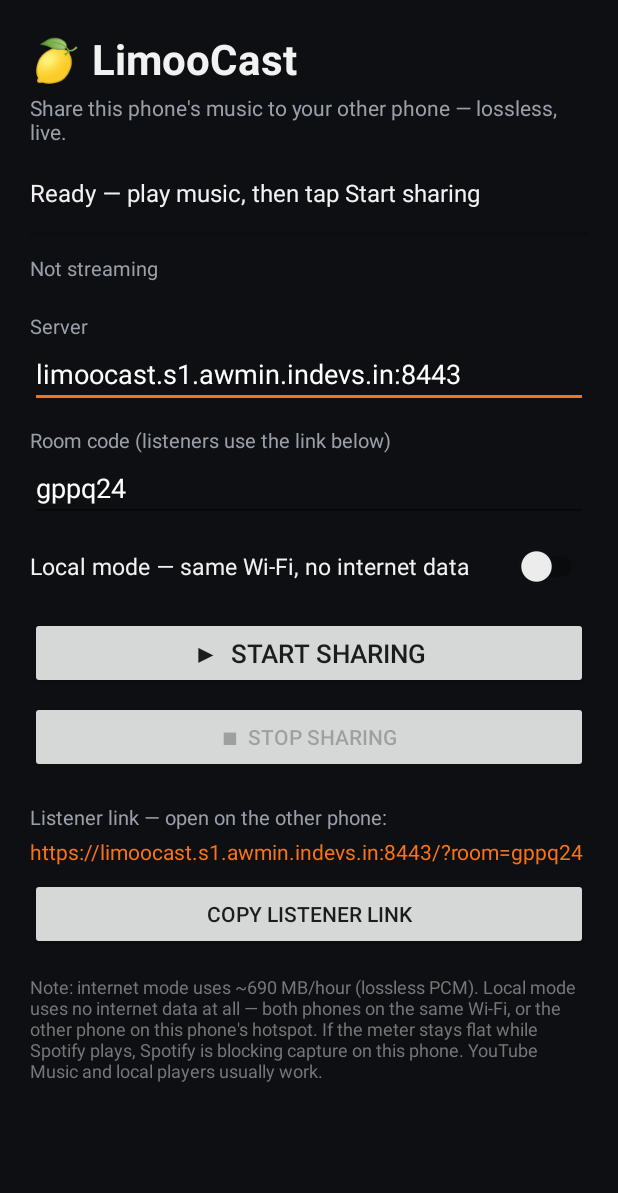
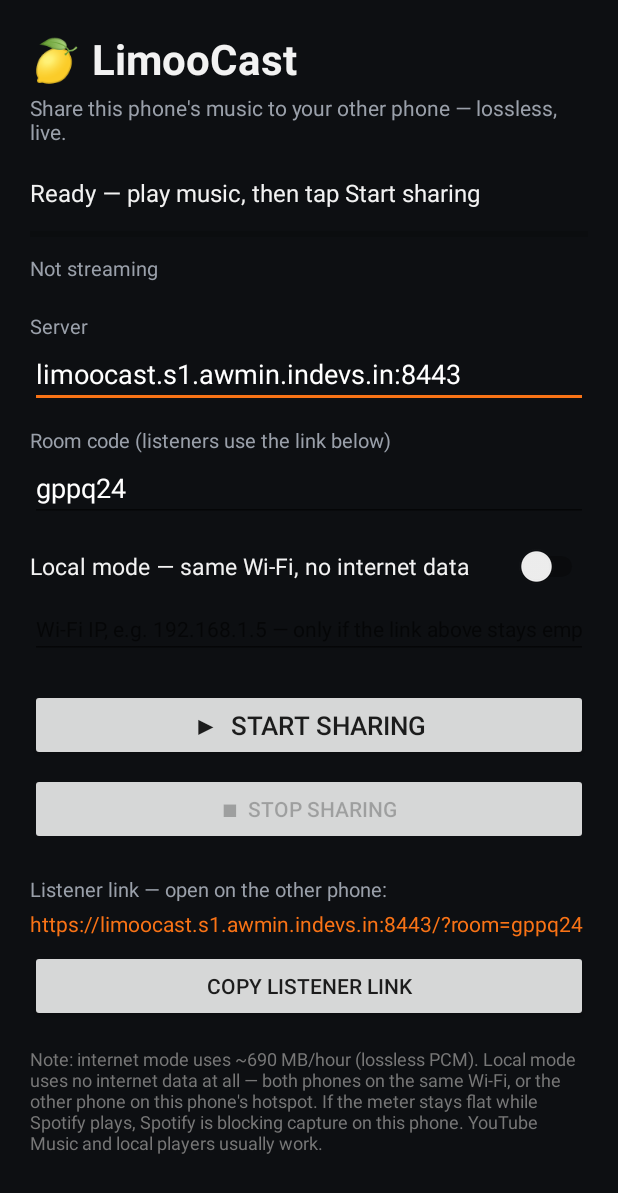
Before and after one commit to TheLimoo/LimooCast, an Android app: the screen it shows after launch (MainActivity), after a tap on "COPY LISTENER LINK", on a phone screen of 412 x 824 dp. Shown: the top 1193 px of the screen. Run offline under Robolectric (Android 15) with nearby library versions, the phone set to English and light mode, and no system bars.

Commit message:
LimooCast v1.1.1: fix local link (4-way IP detection + live refresh + manual IP + copy guard), stable debug keystore so updates install over, zero-data local audit

```diff
--- a/android/app/src/main/java/com/limoo/limoocast/MainActivity.kt
+++ b/android/app/src/main/java/com/limoo/limoocast/MainActivity.kt
@@ -6,6 +6,7 @@ import android.content.Context
 import android.content.Intent
 import android.content.pm.PackageManager
 import android.media.projection.MediaProjectionManager
+import android.net.ConnectivityManager
 import android.net.Uri
 import android.net.wifi.WifiManager
 import android.os.Build
@@ -44,6 +45,7 @@ class MainActivity : AppCompatActivity() {
 
     private lateinit var serverInput: EditText
     private lateinit var roomInput: EditText
+    private lateinit var localIpInput: EditText
     private lateinit var localSwitch: Switch
     private lateinit var startBtn: Button
     private lateinit var stopBtn: Button
@@ -81,6 +83,7 @@ class MainActivity : AppCompatActivity() {
         setContentView(R.layout.activity_main)
         serverInput = findViewById(R.id.serverInput)
         roomInput = findViewById(R.id.roomInput)
+        localIpInput = findViewById(R.id.localIpInput)
         localSwitch = findViewById(R.id.localSwitch)
         startBtn = findViewById(R.id.startBtn)
         stopBtn = findViewById(R.id.stopBtn)
@@ -95,6 +98,11 @@ class MainActivity : AppCompatActivity() {
             prefs.edit().putString("room", it).apply()
         })
         localSwitch.isChecked = prefs.getBoolean("localMode", false)
+        localIpInput.setText(prefs.getString("localIpOverride", ""))
+        localIpInput.setOnFocusChangeListener { _, _ ->
+            prefs.edit().putString("localIpOverride", localIpInput.text.toString().trim()).apply()
+            updateLink()
+        }
         localSwitch.setOnCheckedChangeListener { _, _ ->
             prefs.edit().putBoolean("localMode", localSwitch.isChecked).apply()
             serverInput.isEnabled = !localSwitch.isChecked
@@ -108,8 +116,11 @@ class MainActivity : AppCompatActivity() {
         serverInput.setOnFocusChangeListener { _, _ -> updateLink() }
         roomInput.setOnFocusChangeListener { _, _ -> updateLink() }
         copyBtn.setOnClickListener {
-            updateLink()
-            val link = linkText.text.toString()
+            val link = currentListenerLink()
+            if (link == null) {
+                Toast.makeText(this, "No link yet — connect this phone to Wi-Fi (or its hotspot), or type its Wi-Fi IP below", Toast.LENGTH_LONG).show()
+                return@setOnClickListener
+            }
             val cm = getSystemService(Context.CLIPBOARD_SERVICE) as android.content.ClipboardManager
             cm.setPrimaryClip(android.content.ClipData.newPlainText("LimooCast link", link))
             Toast.makeText(this, "Listener link copied — open it on the other phone", Toast.LENGTH_LONG).show()
@@ -133,8 +144,15 @@ class MainActivity : AppCompatActivity() {
             startBtn.isEnabled = !running
             stopBtn.isEnabled = running
             levelBar.progress = (CastStats.level * 100).roundToInt()
+            // Re-resolve the local link continuously: joining Wi-Fi (or the
+            // hotspot starting) after opening the app must produce a link
+            // without reopening it. Cheap — linkText only.
+            if (localSwitch.isChecked) updateLink()
             val mb = CastStats.bytesSent / 1048576.0
-            statsText.text = if (running) {
+            statsText.text = if (running && localSwitch.isChecked) {
+                "Local · ${"%.2f".format(mb)} MB over Wi-Fi (0 MB internet) · ${CastStats.listeners} listener(s)\n" +
+                    "Chunks: ${CastStats.totalChunks} · silent: ${CastStats.silentChunks}"
+            } else if (running) {
                 "Streaming · ${"%.2f".format(mb)} MB sent · ${CastStats.listeners} listener(s)\n" +
                     "Chunks: ${CastStats.totalChunks} · silent: ${CastStats.silentChunks}"
             } else if (CastStats.error != null) {
@@ -164,23 +182,54 @@ class MainActivity : AppCompatActivity() {
         prefs.edit()
             .putString("server", serverInput.text.toString().trim())
             .putString("room", roomInput.text.toString().trim())
+            .putString("localIpOverride", localIpInput.text.toString().trim())
+            .putBoolean("localMode", localSwitch.isChecked)
             .apply()
     }
 
-    private fun updateLink() {
-        if (!::localSwitch.isInitialized || localSwitch.isChecked) {
-            val ip = localIp()
-            linkText.text = if (ip != null) "http://$ip:${CaptureService.LOCAL_PORT}/" else "Local mode: connect both phones to the same Wi-Fi (or turn on this phone's hotspot) — no link yet"
-            return
+    /**
+     * The listener link, or null when local mode has no usable IP yet.
+     * Never returns the "no link yet" message — callers must not copy that.
+     */
+    private fun currentListenerLink(): String? {
+        if (localSwitch.isChecked) {
+            val ip = localIp() ?: return null
+            return "http://$ip:${CaptureService.LOCAL_PORT}/"
         }
         val server = serverInput.text.toString().trim().trimEnd('/')
         val room = roomInput.text.toString().trim()
         val base = if (server.startsWith("http")) server else "https://$server"
-        linkText.text = "$base/?room=" + URLEncoder.encode(room, "UTF-8")
+        return "$base/?room=" + URLEncoder.encode(room, "UTF-8")
     }
 
-    /** This phone's Wi-Fi / hotspot IPv4 address, or null if not on Wi-Fi. */
+    private fun updateLink() {
+        val link = if (::localSwitch.isInitialized) currentListenerLink() else null
+        linkText.text = link ?: "Local mode: connect both phones to the same Wi-Fi (or turn on this phone's hotspot) — no link yet"
+    }
+
+    /**
+     * This phone's Wi-Fi / hotspot IPv4 address, or null if none is found.
+     *
+     * v1.1.0 only tried WifiManager (which returns 0.0.0.0 on newer Android
+     * without location permission) and interface enumeration — and it only
+     * ran once when the screen opened, so joining Wi-Fi afterwards never
+     * produced a link. v1.1.1 tries four sources, in order:
+     *  1. manual IP typed below (always wins — the guaranteed fallback),
+     *  2. ConnectivityManager LinkProperties of the active network,
+     *  3. WifiManager connection info,
+     *  4. scanning network interfaces (covers hotspot ap0 + wlan0).
+     */
     private fun localIp(): String? {
+        val override = localIpInput.text.toString().trim()
+        if (override.matches(Regex("\\d{1,3}(\\.\\d{1,3}){3}"))) return override
+        try {
+            val cm = getSystemService(Context.CONNECTIVITY_SERVICE) as ConnectivityManager
+            val props = cm.getLinkProperties(cm.activeNetwork)
+            for (addr in props?.linkAddresses ?: emptyList()) {
+                val a = addr.address
+                if (a is Inet4Address && a.isSiteLocalAddress) return a.hostAddress
+            }
+        } catch (_: Exception) {}
         try {
             @Suppress("DEPRECATION")
             val wm = applicationContext.getSystemService(Context.WIFI_SERVICE) as WifiManager
--- a/android/app/src/main/res/layout/activity_main.xml
+++ b/android/app/src/main/res/layout/activity_main.xml
@@ -89,6 +89,16 @@
         android:textColor="#F2F2F2"
         android:textSize="15sp" />
 
+    <EditText
+        android:id="@+id/localIpInput"
+        android:layout_width="match_parent"
+        android:layout_height="wrap_content"
+        android:layout_marginTop="8dp"
+        android:hint="Wi-Fi IP, e.g. 192.168.1.5 — only if the link above stays empty"
+        android:inputType="text"
+        android:textColor="#FFFFFF"
+        android:textSize="14sp" />
+
     <Button
         android:id="@+id/startBtn"
         android:layout_width="match_parent"
```
Also changed, not shown: android/app/build.gradle (+22 -2 lines), 3 other files.
